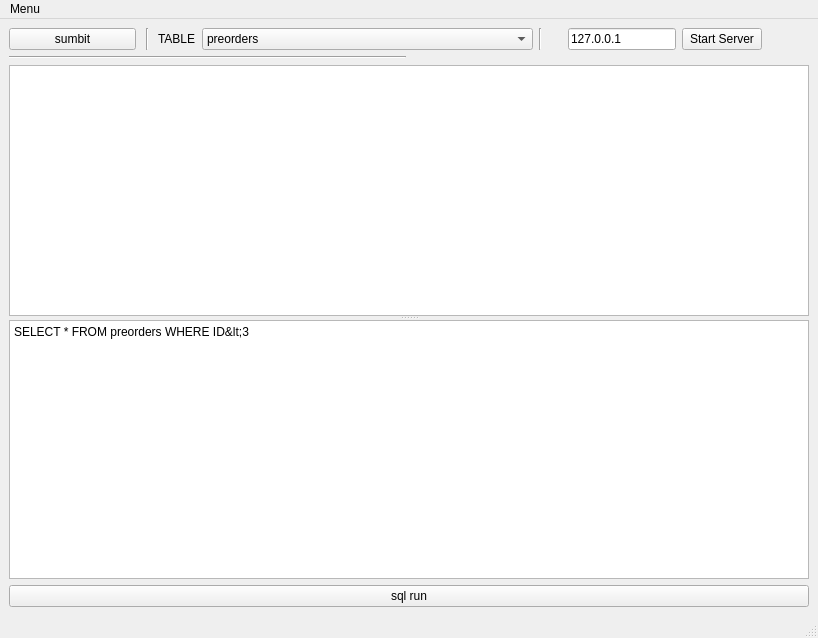
Old version of the form TransportManagersServer/mainwindow.ui in the repository werasaimon/TransportManagers.
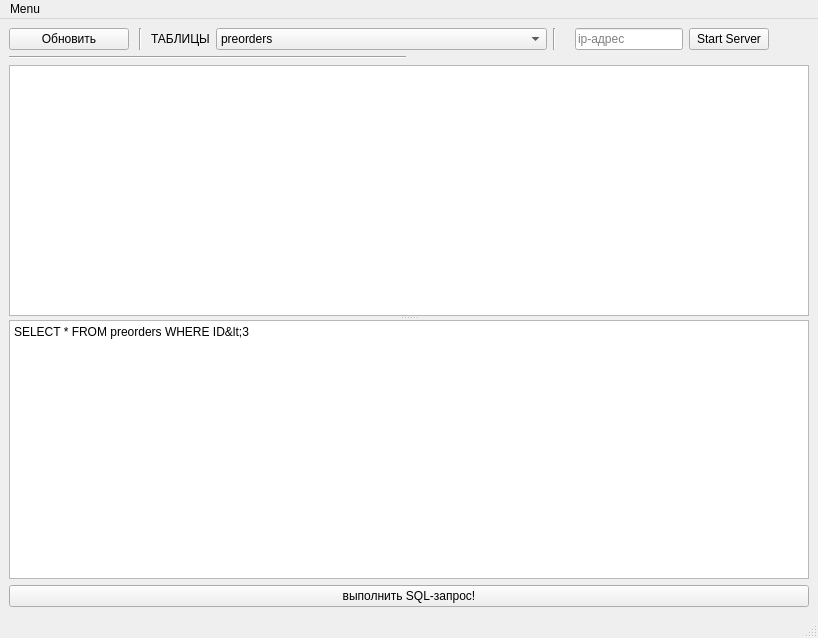
New version of the form.

```diff
--- a/TransportManagersServer/mainwindow.ui
+++ b/TransportManagersServer/mainwindow.ui
@@ -52,7 +52,7 @@
         <item>
          <widget class="QPushButton" name="pushButton">
           <property name="text">
-           <string>sql run</string>
+           <string>выполнить SQL-запрос!</string>
           </property>
          </widget>
         </item>
@@ -67,7 +67,7 @@
         <item>
          <widget class="QPushButton" name="pushButton_Submit">
           <property name="text">
-           <string>sumbit</string>
+           <string>Обновить</string>
           </property>
          </widget>
         </item>
@@ -91,7 +91,7 @@
         <item row="0" column="0">
          <widget class="QLabel" name="label">
           <property name="text">
-           <string>TABLE</string>
+           <string>ТАБЛИЦЫ</string>
           </property>
          </widget>
         </item>
@@ -137,7 +137,10 @@
       <item alignment="Qt::AlignRight">
        <widget class="QLineEdit" name="lineEdit_IP">
         <property name="text">
-         <string>127.0.0.1</string>
+         <string/>
+        </property>
+        <property name="placeholderText">
+         <string>ip-адрес</string>
         </property>
        </widget>
       </item>
```
Left out of the diff: 6 changed lines with no effect on the pictures.
